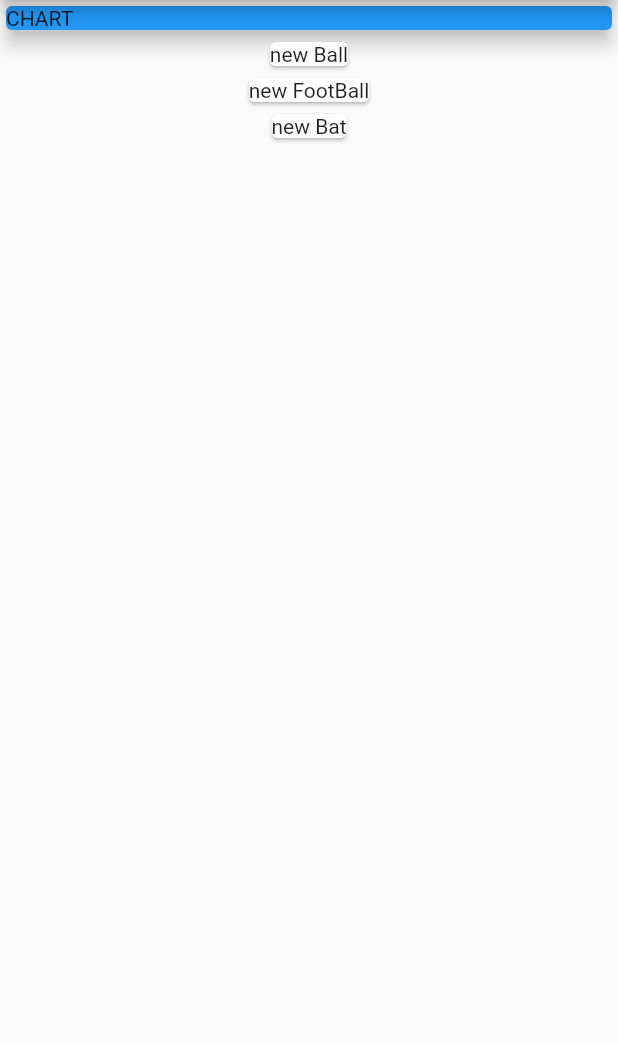
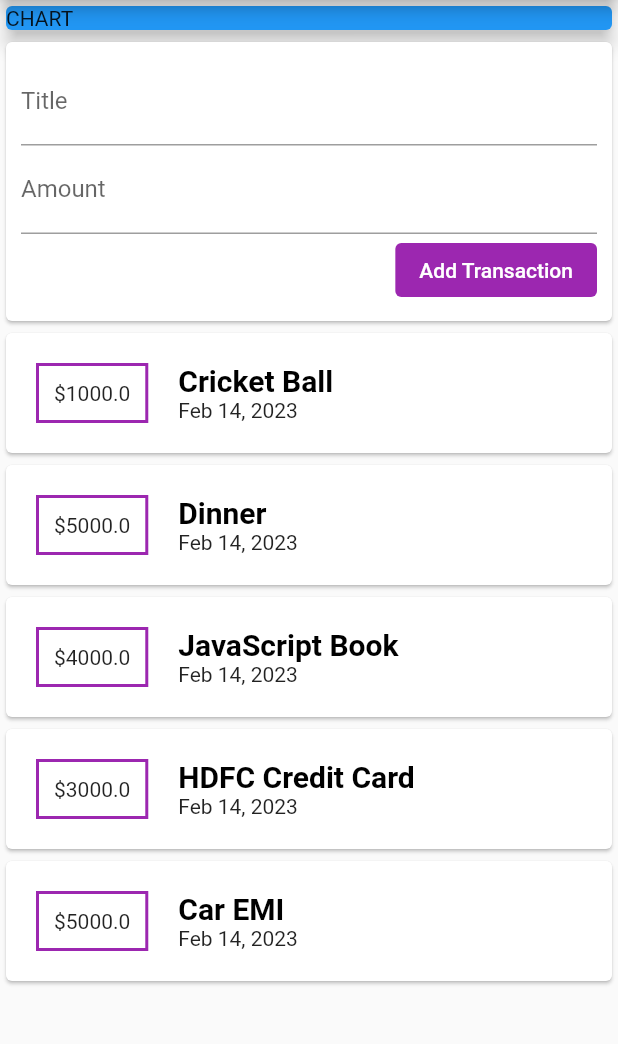
Before and after one commit to harshit-8080/Personal_Expense_App, a Flutter app: the screen it shows after launch, on a phone screen of 412 x 824 dp, the part 84-1128 px from its top. Run offline on Flutter 3.47's test engine with Material 2 defaults, Android fonts, the phone set to English and light mode, and no system bars.

Commit message:
uderstanding Column, Container, Row, Text and ElevatedButton

```diff
--- a/lib/main.dart
+++ b/lib/main.dart
@@ -1,6 +1,7 @@
 import 'package:flutter/material.dart';
 import 'package:personal_expense/transaction.dart';
 import './transaction.dart';
+import 'package:intl/intl.dart';
 
 void main() {
   runApp(MyApp());
@@ -15,9 +16,11 @@ class MyApp extends StatelessWidget {
 
 class MyHomePage extends StatelessWidget {
   final List<Transaction> transaction = [
-    Transaction("1001", "new Ball", 1000, DateTime.now()),
-    Transaction("1002", "new FootBall", 1000, DateTime.now()),
-    Transaction("1003", "new Bat", 1000, DateTime.now()),
+    Transaction("1001", "Cricket Ball", 1000, DateTime.now()),
+    Transaction("1002", "Dinner ", 5000, DateTime.now()),
+    Transaction("1003", "JavaScript Book", 4000, DateTime.now()),
+    Transaction("1004", "HDFC Credit Card", 3000, DateTime.now()),
+    Transaction("1005", "Car EMI", 5000, DateTime.now()),
   ];
 
   @override
@@ -32,11 +35,52 @@ class MyHomePage extends StatelessWidget {
               child:
                   Card(color: Colors.blue, child: Text("CHART"), elevation: 5),
             ),
+            Card(
+                child: Container(
+              padding: EdgeInsets.all(10),
+              child: Column(
+                crossAxisAlignment: CrossAxisAlignment.end,
+                children: [
+                  TextField(decoration: InputDecoration(labelText: "Title")),
+                  TextField(decoration: InputDecoration(labelText: "Amount")),
+                  ElevatedButton(
+                    style: ButtonStyle(
+                        backgroundColor:
+                            MaterialStateProperty.all<Color>(Colors.purple)),
+                    child: Text(
+                      "Add Transaction",
+                      style: TextStyle(color: Colors.white),
+                    ),
+                    onPressed: null,
+                  )
+                ],
+              ),
+            )),
             Column(
               children: transaction.map((tx) {
                 return Card(
-                  child: Text(tx.title),
-                );
+                    child: Row(
+                  children: [
+                    Container(
+                      margin: EdgeInsets.all(20),
+                      decoration: BoxDecoration(
+                          border: Border.all(color: Colors.purple, width: 2)),
+                      padding: EdgeInsets.all(10),
+                      child: Text("\$${tx.amount.toString()}"),
+                    ),
+                    Column(
+                      crossAxisAlignment: CrossAxisAlignment.start,
+                      children: [
+                        Text(tx.title.toString(),
+                            style: TextStyle(
+                                fontWeight: FontWeight.bold,
+                                fontSize: 20,
+                                color: Colors.black)),
+                        Text(DateFormat.yMMMd().format(tx.date)),
+                      ],
+                    )
+                  ],
+                ));
               }).toList(),
             )
           ]),
```
Also changed, not shown: pubspec.yaml (+3 -4 lines), pubspec.lock.
